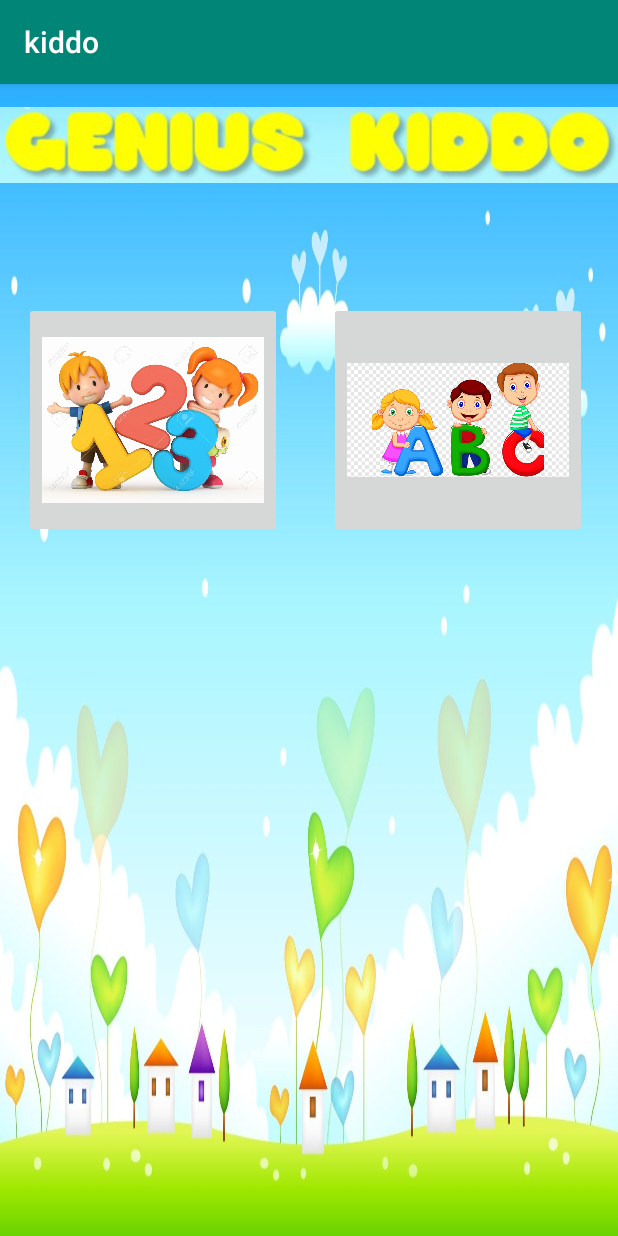
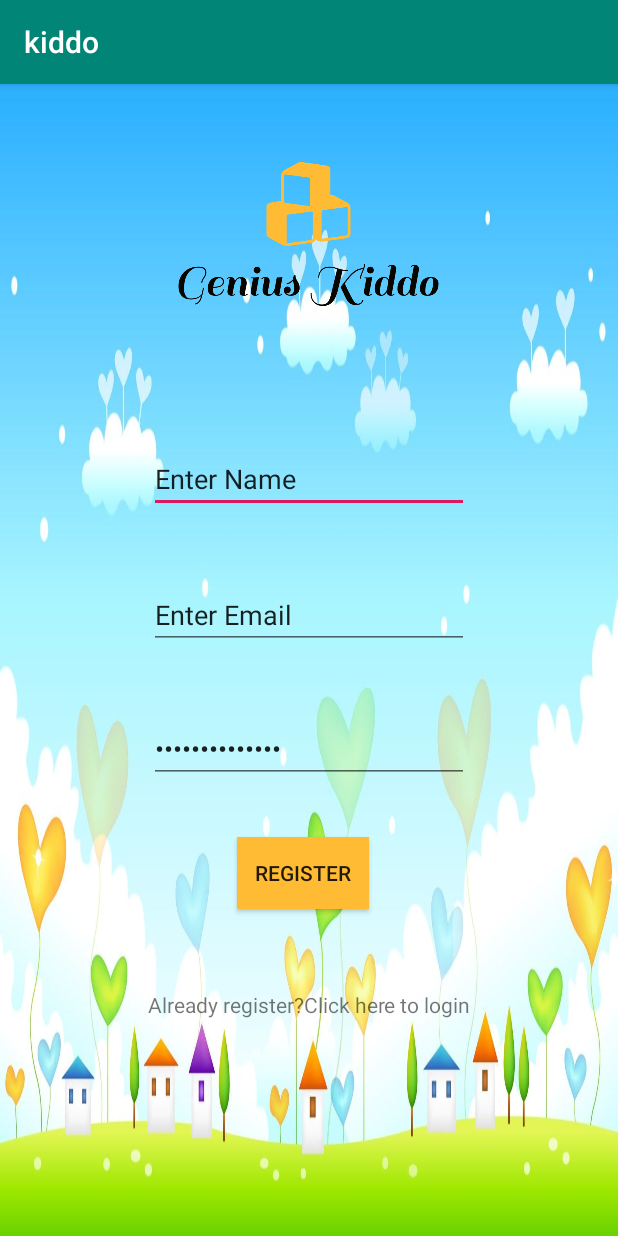
Before and after one commit to Mooazzama/kiddo, an Android app: the screen it shows after launch (home before the commit, kiddoRegister after it), after a tap on "START", on a phone screen of 412 x 824 dp. Run offline under Robolectric (Android 15) with nearby library versions, the light colour scheme and no system bars; our stand-ins replace Firebase (no records; nobody signed in at launch, a user with empty details on screens opened directly).

Commit message:
Login and logout

```diff
--- a/app/src/main/java/com/example/kiddo/MainActivity.java
+++ b/app/src/main/java/com/example/kiddo/MainActivity.java
@@ -6,6 +6,7 @@ import android.os.Bundle;
 import android.content.Intent;
 import android.view.View;
 import android.widget.Button;
+import com.google.firebase.auth.FirebaseAuth;
 
 public class MainActivity extends AppCompatActivity {
 
@@ -16,10 +17,15 @@ public class MainActivity extends AppCompatActivity {
         final Button button = findViewById(R.id.button);
         button.setOnClickListener(new View.OnClickListener() {
             public void onClick(View v) {
-                Intent intent = new Intent(MainActivity.this, home.class);
+                Intent intent = new Intent(MainActivity.this,kiddoRegister.class);
                 startActivity(intent);
             }
 
         });
     }
+    public void logout(View view) {
+        FirebaseAuth.getInstance().signOut();//logout
+        startActivity(new Intent(getApplicationContext(),kiddoLogin.class));
+        finish();
+    }
 }
--- /dev/null
+++ b/app/src/main/java/com/example/kiddo/kiddoRegister.java
@@ -0,0 +1,121 @@
+package com.example.kiddo;
+
+import android.content.Intent;
+import android.os.Bundle;
+import android.text.TextUtils;
+import android.view.View;
+import android.widget.Button;
+import android.widget.EditText;
+import android.widget.ProgressBar;
+import android.widget.TextView;
+import android.widget.Toast;
+
+import androidx.annotation.NonNull;
+import androidx.appcompat.app.AppCompatActivity;
+
+import com.google.android.gms.tasks.OnCompleteListener;
+import com.google.android.gms.tasks.OnFailureListener;
+import com.google.android.gms.tasks.OnSuccessListener;
+import com.google.android.gms.tasks.Task;
+
+
+import com.google.firebase.auth.AuthResult;
+import com.google.firebase.auth.FirebaseAuth;
+import com.google.firebase.auth.FirebaseUser;
+
+
+
+
+public class kiddoRegister extends AppCompatActivity {
+
+    EditText mFullName,mEmail,mPassword;
+    Button mRegisterBtn;
+    TextView mLoginBtn;
+    FirebaseAuth fAuth;
+    ProgressBar progressBar;
+
+
+    @Override
+    protected void onCreate(Bundle savedInstanceState) {
+        super.onCreate(savedInstanceState);
+        setContentView(R.layout.activity_kiddo_register);
+
+        mFullName   = findViewById(R.id.registerName);
+        mEmail      = findViewById(R.id.registerEmail);
+        mPassword   = findViewById(R.id.registerPassword);
+        mRegisterBtn= findViewById(R.id.registerBtn);
+        mLoginBtn   = findViewById(R.id.textView);
+
+
+        fAuth = FirebaseAuth.getInstance();
+        progressBar = findViewById(R.id.registerProgressBar);
+
+
+
+        if(fAuth.getCurrentUser() != null){
+            startActivity(new Intent(getApplicationContext(),home.class));
+            finish();
+        }
+
+
+        mRegisterBtn.setOnClickListener(new View.OnClickListener() {
+            @Override
+            public void onClick(View v) {
+                final String email = mEmail.getText().toString().trim();
+                String password = mPassword.getText().toString().trim();
+                final String fullName = mFullName.getText().toString();
+
+                if(TextUtils.isEmpty(fullName)){
+                    mEmail.setError("Full name is Required.");
+                    return;
+                }
+
+                if(TextUtils.isEmpty(email)){
+                    mEmail.setError("Email is Required.");
+                    return;
+                }
+
+                if(TextUtils.isEmpty(password)){
+                    mPassword.setError("Password is Required.");
+                    return;
+                }
+
+                if(password.length() < 8){
+                    mPassword.setError("Password Must be > 8 Characters");
+                    return;
+                }
+
+                progressBar.setVisibility(View.VISIBLE);
+
+                // register the user in firebase
+
+                fAuth.createUserWithEmailAndPassword(email,password).addOnCompleteListener(new OnCompleteListener<AuthResult>() {
+                    @Override
+                    public void onComplete(@NonNull Task<AuthResult> task) {
+                        if(task.isSuccessful()){
+
+                            Toast.makeText(kiddoRegister.this, "User Created.", Toast.LENGTH_SHORT).show();
+
+
+                            startActivity(new Intent(getApplicationContext(),home.class));
+
+                        }else {
+                            Toast.makeText(kiddoRegister.this, "Error ! " + task.getException().getMessage(), Toast.LENGTH_SHORT).show();
+                            progressBar.setVisibility(View.GONE);
+                        }
+                    }
+                });
+            }
+        });
+
+
+
+        mLoginBtn.setOnClickListener(new View.OnClickListener() {
+            @Override
+            public void onClick(View v) {
+                startActivity(new Intent(getApplicationContext(),kiddoLogin.class));
+            }
+        });
+
+    }
+}
--- a/app/src/main/res/layout/activity_home.xml
+++ b/app/src/main/res/layout/activity_home.xml
@@ -9,34 +9,50 @@
 
     <ImageButton
         android:id="@+id/abcd"
-        android:layout_width="172dp"
-        android:layout_height="157dp"
-        android:layout_marginTop="64dp"
+        android:layout_width="254dp"
+        android:layout_height="102dp"
+        android:layout_marginStart="28dp"
+        android:layout_marginLeft="28dp"
+        android:layout_marginTop="32dp"
+        android:layout_marginEnd="38dp"
+        android:layout_marginRight="38dp"
+        android:background="@android:color/holo_orange_dark"
         android:scaleType="fitCenter"
         app:layout_constraintEnd_toEndOf="parent"
-        app:layout_constraintHorizontal_bias="0.597"
-        app:layout_constraintStart_toEndOf="@+id/numbers"
+        app:layout_constraintStart_toStartOf="parent"
         app:layout_constraintTop_toBottomOf="@+id/imageView"
-        app:srcCompat="@drawable/aab" />
+        app:srcCompat="@drawable/pinclipart" />
 
     <ImageButton
         android:id="@+id/numbers"
-        android:layout_width="172dp"
-        android:layout_height="157dp"
-        android:layout_marginStart="16dp"
-        android:layout_marginLeft="16dp"
-        android:layout_marginTop="64dp"
+        android:layout_width="252dp"
+        android:layout_height="91dp"
+        android:layout_marginStart="28dp"
+        android:layout_marginLeft="28dp"
+        android:layout_marginTop="20dp"
+        android:layout_marginEnd="40dp"
+        android:layout_marginRight="40dp"
+        android:layout_marginBottom="88dp"
+        android:background="@android:color/holo_orange_light"
         android:scaleType="fitCenter"
+        app:layout_constraintBottom_toBottomOf="parent"
+        app:layout_constraintEnd_toEndOf="parent"
         app:layout_constraintStart_toStartOf="parent"
-        app:layout_constraintTop_toBottomOf="@+id/imageView"
-        app:srcCompat="@drawable/num" />
+        app:layout_constraintTop_toBottomOf="@+id/abcd"
+        app:srcCompat="@drawable/pngguru" />
 
     <ImageView
         android:id="@+id/imageView"
-        android:layout_width="wrap_content"
-        android:layout_height="wrap_content"
+        android:layout_width="match_parent"
+        android:layout_height="200dp"
+        android:layout_marginStart="40dp"
+        android:layout_marginLeft="40dp"
+        android:layout_marginEnd="40dp"
+        android:layout_marginRight="40dp"
         app:layout_constraintEnd_toEndOf="parent"
-        app:srcCompat="@drawable/capture"
-        tools:layout_editor_absoluteY="39dp" />
+        app:layout_constraintHorizontal_bias="0.5"
+        app:layout_constraintStart_toStartOf="parent"
+        app:layout_constraintTop_toTopOf="parent"
+        app:srcCompat="@drawable/kiddo" />
 
 </androidx.constraintlayout.widget.ConstraintLayout>
--- /dev/null
+++ b/app/src/main/res/layout/activity_kiddo_register.xml
@@ -0,0 +1,127 @@
+<?xml version="1.0" encoding="utf-8"?>
+<androidx.constraintlayout.widget.ConstraintLayout xmlns:android="http://schemas.android.com/apk/res/android"
+    xmlns:app="http://schemas.android.com/apk/res-auto"
+    xmlns:tools="http://schemas.android.com/tools"
+    android:layout_width="match_parent"
+    android:layout_height="match_parent"
+    android:background="@drawable/bk"
+    tools:context=".kiddoRegister">
+
+    <ImageView
+        android:id="@+id/imageView5"
+        android:layout_width="match_parent"
+        android:layout_height="200dp"
+        android:layout_marginStart="39dp"
+        android:layout_marginLeft="39dp"
+        android:layout_marginEnd="40dp"
+        android:layout_marginRight="40dp"
+        app:layout_constraintEnd_toEndOf="parent"
+        app:layout_constraintHorizontal_bias="1.0"
+        app:layout_constraintStart_toStartOf="parent"
+        app:layout_constraintTop_toTopOf="parent"
+        app:srcCompat="@drawable/kiddo" />
+
+    <EditText
+        android:id="@+id/registerName"
+        android:layout_width="wrap_content"
+        android:layout_height="wrap_content"
+        android:layout_marginStart="100dp"
+        android:layout_marginLeft="100dp"
+        android:layout_marginTop="7dp"
+        android:layout_marginEnd="100dp"
+        android:layout_marginRight="100dp"
+        android:layout_marginBottom="5dp"
+        android:ems="10"
+        android:inputType="textPersonName"
+        android:text="Enter Name"
+        app:layout_constraintBottom_toTopOf="@+id/registerEmail"
+        app:layout_constraintEnd_toEndOf="parent"
+        app:layout_constraintStart_toStartOf="parent"
+        app:layout_constraintTop_toBottomOf="@+id/imageView5" />
+
+    <EditText
+        android:id="@+id/registerEmail"
+        android:layout_width="wrap_content"
+        android:layout_height="wrap_content"
+        android:layout_marginStart="100dp"
+        android:layout_marginLeft="100dp"
+        android:layout_marginTop="7dp"
+        android:layout_marginEnd="100dp"
+        android:layout_marginRight="100dp"
+        android:layout_marginBottom="5dp"
+        android:ems="10"
+        android:inputType="textEmailAddress"
+        android:text="Enter Email"
+        app:layout_constraintBottom_toTopOf="@+id/registerPassword"
+        app:layout_constraintEnd_toEndOf="parent"
+        app:layout_constraintStart_toStartOf="parent"
+        app:layout_constraintTop_toBottomOf="@+id/registerName" />
+
+    <EditText
+        android:id="@+id/registerPassword"
+        android:layout_width="wrap_content"
+        android:layout_height="wrap_content"
+        android:layout_marginStart="100dp"
+        android:layout_marginLeft="100dp"
+        android:layout_marginTop="5dp"
+        android:layout_marginEnd="100dp"
+        android:layout_marginRight="100dp"
+        android:layout_marginBottom="2dp"
+        android:ems="10"
+        android:inputType="textPassword"
+        android:text="Enter Password"
+        app:layout_constraintBottom_toTopOf="@+id/registerBtn"
+        app:layout_constraintEnd_toEndOf="parent"
+        app:layout_constraintStart_toStartOf="parent"
+        app:layout_constraintTop_toBottomOf="@+id/registerEmail" />
+
+    <TextView
+        android:id="@+id/textView"
+        android:layout_width="wrap_content"
+        android:layout_height="wrap_content"
+        android:layout_marginStart="54dp"
+        android:layout_marginLeft="54dp"
+        android:layout_marginTop="11dp"
+        android:layout_marginEnd="53dp"
+        android:layout_marginRight="53dp"
+        android:layout_marginBottom="5dp"
+        android:text="Already register?Click here to login"
+        app:layout_constraintBottom_toTopOf="@+id/registerProgressBar"
+        app:layout_constraintEnd_toEndOf="parent"
+        app:layout_constraintStart_toStartOf="parent"
+        app:layout_constraintTop_toBottomOf="@+id/registerBtn" />
+
+    <Button
+        android:id="@+id/registerBtn"
+        android:layout_width="wrap_content"
+        android:layout_height="wrap_content"
+        android:layout_marginStart="112dp"
+        android:layout_marginLeft="112dp"
+        android:layout_marginTop="1dp"
+        android:layout_marginEnd="120dp"
+        android:layout_marginRight="120dp"
+        android:layout_marginBottom="9dp"
+        android:background="@android:color/holo_orange_light"
+        android:text="Register"
+        app:layout_constraintBottom_toTopOf="@+id/textView"
+        app:layout_constraintEnd_toEndOf="parent"
+        app:layout_constraintStart_toStartOf="parent"
+        app:layout_constraintTop_toBottomOf="@+id/registerPassword" />
+
+    <ProgressBar
+        android:id="@+id/registerProgressBar"
+        style="?android:attr/progressBarStyle"
+        android:layout_width="wrap_content"
+        android:layout_height="wrap_content"
+        android:layout_marginStart="133dp"
+        android:layout_marginLeft="133dp"
+        android:layout_marginTop="5dp"
+        android:layout_marginEnd="139dp"
+        android:layout_marginRight="139dp"
+        android:layout_marginBottom="20dp"
+        android:visibility="invisible"
+        app:layout_constraintBottom_toBottomOf="parent"
+        app:layout_constraintEnd_toEndOf="parent"
+        app:layout_constraintStart_toStartOf="parent"
+        app:layout_constraintTop_toBottomOf="@+id/textView" />
+</androidx.constraintlayout.widget.ConstraintLayout>
--- a/build.gradle
+++ b/build.gradle
@@ -7,7 +7,9 @@ buildscript {
 
     }
     dependencies {
-        classpath 'com.android.tools.build:gradle:3.5.0'
+        classpath 'com.android.tools.build:gradle:3.6.1'
+        classpath 'com.google.gms:google-services:4.2.0'
+
 
         // NOTE: Do not place your application dependencies here; they belong
         // in the individual module build.gradle files
```
Also changed, not shown: app/build.gradle (+9 -1 lines), app/src/main/AndroidManifest.xml (+14 -3 lines), app/src/main/java/com/example/kiddo/kiddoLogin.java (added, +114 -0 lines), app/src/main/res/layout/activity_kiddo_login.xml (added, +107 -0 lines), app/src/main/res/layout/activity_main.xml (+18 -3 lines), app/src/main/res/drawable/abc.jpg (added), app/src/main/res/drawable/hiclipart123.png (added), app/src/main/res/drawable/hiclipartabc.png (added), app/src/main/res/drawable/kid123.jpg (added), app/src/main/res/drawable/kidabc.png (added), app/src/main/res/drawable/kiddo.png (added), app/src/main/res/drawable/pinclipart.png (added), app/src/main/res/drawable/pngguru.png (added), gradle/wrapper/gradle-wrapper.properties, 1 other file.
